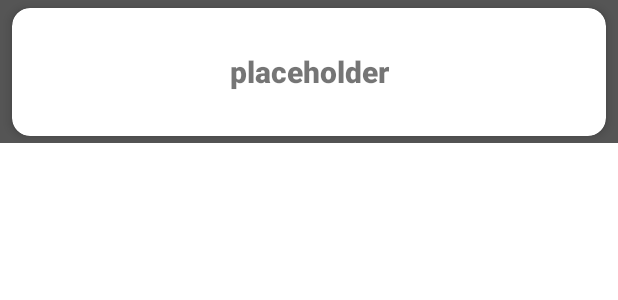
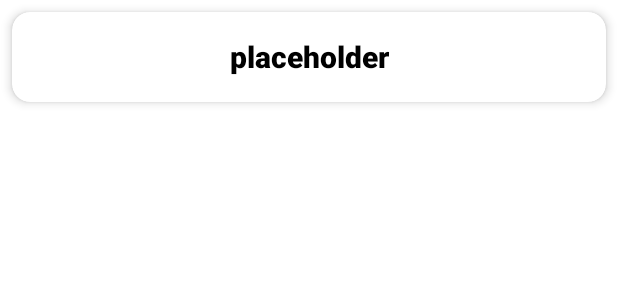
Before and after one commit to TheSharpen/Meteorix, an Android app: the layout item_meteorite.xml on its own in the app's theme, with its tools: preview values and no code run, on a phone screen of 412 x 824 dp. Shown: the top 300 px of the screen. Run offline under Robolectric (Android 15) with nearby library versions, the phone set to English and light mode, and no system bars.

Commit message:
searchbar recolor partially done, text still dark

```diff
--- a/app/src/main/java/com/example/meteorix/MeteoriteAdapter.kt
+++ b/app/src/main/java/com/example/meteorix/MeteoriteAdapter.kt
@@ -39,7 +39,6 @@ class MeteoriteAdapter(private val onItemClick: (Meteorite) -> Unit) :
     private var meteoritesFiltered: List<Meteorite> = meteorites
 
     fun filter(string: String?): List<Meteorite> {
-        try {
             if (string == null || string.isEmpty() || string == "") {
                 meteoritesFiltered = meteorites
             } else {
@@ -48,11 +47,6 @@ class MeteoriteAdapter(private val onItemClick: (Meteorite) -> Unit) :
                     it.name.lowercase(Locale.ROOT).contains(filterPattern)
                 }
             }
-        } catch (e: Exception) {
-            Log.d("XLOG", "exception ${e.message}")
-            return emptyList()
-        }
-
         notifyDataSetChanged()
         return meteoritesFiltered
     }
--- a/app/src/main/res/layout/item_meteorite.xml
+++ b/app/src/main/res/layout/item_meteorite.xml
@@ -10,35 +10,34 @@
 
     </data>
 
-    <androidx.constraintlayout.widget.ConstraintLayout
+    <androidx.cardview.widget.CardView
         android:layout_width="match_parent"
-        android:layout_height="95dp"
-        android:background="#555555">
+        android:layout_height="60dp"
+        android:layout_margin="8dp"
+        app:cardCornerRadius="12dp"
+        app:cardElevation="4dp">
 
-        <androidx.cardview.widget.CardView
+        <androidx.constraintlayout.widget.ConstraintLayout
             android:layout_width="match_parent"
-            android:layout_height="85dp"
-            android:layout_margin="8dp"
-            android:background="#FFFFFF"
-            android:paddingVertical="8dp"
-            app:cardCornerRadius="12dp"
-            app:cardElevation="4dp"
-            app:layout_constraintBottom_toBottomOf="parent"
-            app:layout_constraintEnd_toEndOf="parent"
-            app:layout_constraintStart_toStartOf="parent"
-            app:layout_constraintTop_toTopOf="parent">
+            android:layout_height="wrap_content"
+            android:padding="16dp">
 
             <TextView
                 android:id="@+id/tvMeteoriteName"
                 android:layout_width="match_parent"
                 android:layout_height="match_parent"
                 android:fontFamily="sans-serif-black"
+                android:text="placeholder"
+                android:textColor="@android:color/black"
+                android:textSize="20sp"
                 android:gravity="center"
-                android:text="placeholder"
-                android:textSize="20sp" />
+                app:layout_constraintEnd_toEndOf="parent"
+                app:layout_constraintStart_toStartOf="parent"
+                app:layout_constraintTop_toTopOf="parent"
+                app:layout_constraintVertical_chainStyle="packed" />
 
+        </androidx.constraintlayout.widget.ConstraintLayout>
 
-        </androidx.cardview.widget.CardView>
+    </androidx.cardview.widget.CardView>
 
-    </androidx.constraintlayout.widget.ConstraintLayout>
 </layout>
--- a/app/src/main/res/values/colors.xml
+++ b/app/src/main/res/values/colors.xml
@@ -7,4 +7,6 @@
     <color name="teal_700">#FF018786</color>
     <color name="black">#FF000000</color>
     <color name="white">#FFFFFFFF</color>
+    <color name="darkBlue"> #3F51B5</color>
+    <color name="lightGray">#D3D3D3</color>
 </resources>
--- a/app/src/main/res/values/themes.xml
+++ b/app/src/main/res/values/themes.xml
@@ -1,6 +1,6 @@
 <resources xmlns:tools="http://schemas.android.com/tools">
     <!-- Base application theme. -->
-    <style name="Theme.Meteorix" parent="Theme.MaterialComponents.DayNight.DarkActionBar">
+    <style name="Theme.Meteorix" parent="Theme.MaterialComponents.DayNight.NoActionBar">
         <!-- Primary brand color. -->
         <item name="colorPrimary">@color/purple_500</item>
         <item name="colorPrimaryVariant">@color/purple_700</item>
@@ -12,5 +12,14 @@
         <!-- Status bar color. -->
         <item name="android:statusBarColor">?attr/colorPrimaryVariant</item>
         <!-- Customize your theme here. -->
+        <item name="android:textColor">@color/white</item>
     </style>
+
+    <style name="CustomSearchView" parent="Widget.AppCompat.SearchView">
+        <item name="colorControlNormal">@color/white</item>
+        <item name="colorControlActivated">@color/white</item>
+        <item name="colorControlHighlight">@color/white</item>
+        <item name="android:textColor">@color/white</item>
+    </style>
+
 </resources>
```
Also changed, not shown: app/src/main/java/com/example/meteorix/MainActivity.kt (+41 -12 lines), app/src/main/java/com/example/meteorix/MeteoriteDetailFragment.kt (+9 -6 lines), app/src/main/res/layout/activity_main.xml (+7 -3 lines), app/src/main/res/layout/meteorite_detail_fragment.xml (+40 -34 lines), app/src/main/res/values-night/themes.xml (+8 -0 lines).
